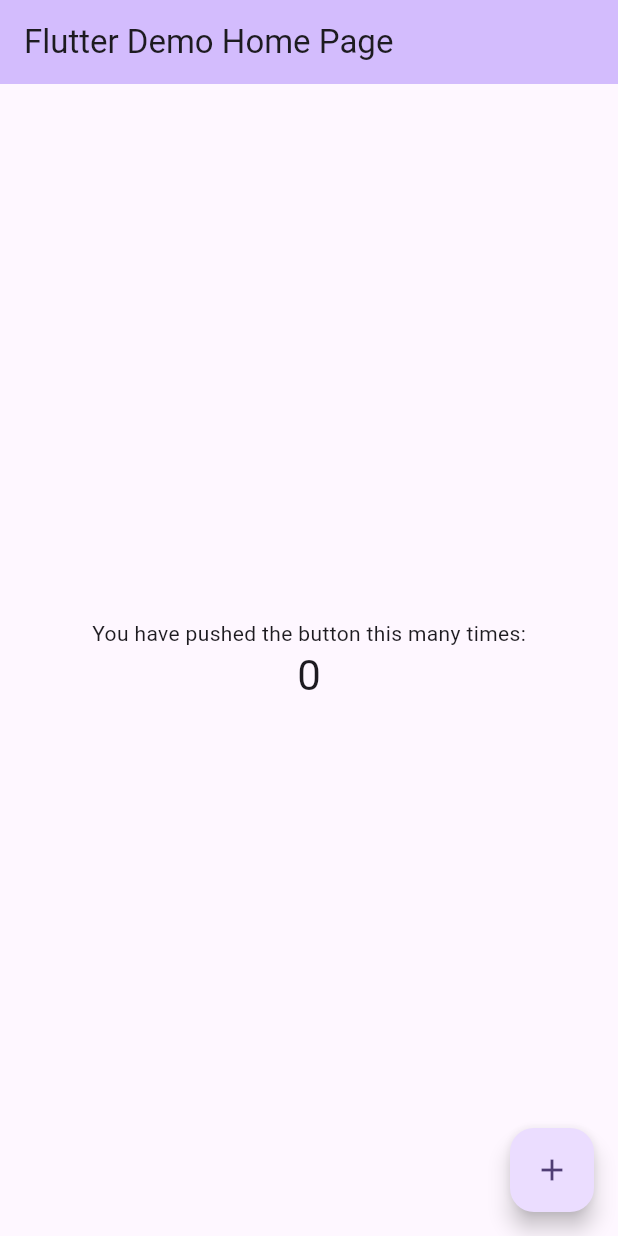
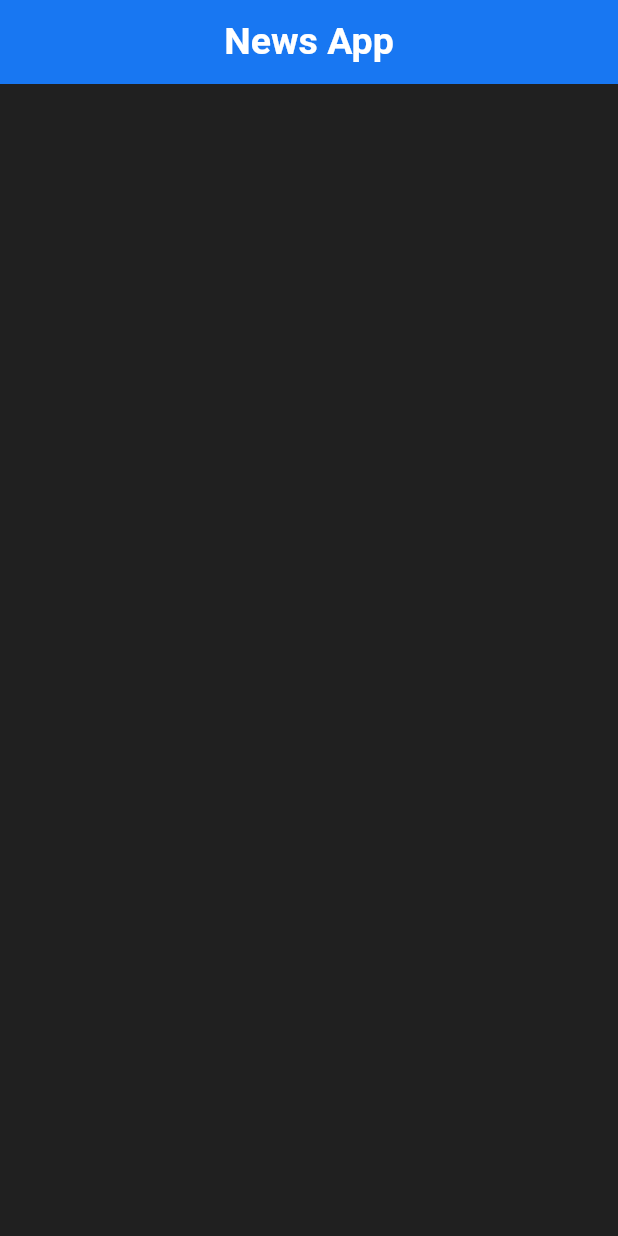
Before and after one commit to Mohamed-Essam-Mohamed/news-app-21, a Flutter app: the screen it shows after launch, on a phone screen of 412 x 824 dp. Run offline on Flutter 3.47's test engine with Material 3 defaults, Android fonts, the phone set to English and light mode, and no system bars.

Commit message:
finished home screen.

```diff
--- /dev/null
+++ b/lib/home_screen.dart
@@ -0,0 +1,24 @@
+import 'package:flutter/material.dart';
+
+class HomeScreen extends StatelessWidget {
+  const HomeScreen({super.key});
+
+  @override
+  Widget build(BuildContext context) {
+    return Scaffold(
+      backgroundColor: const Color(0xff202020),
+      appBar: AppBar(
+        title: const Text(
+          "News App",
+          style: TextStyle(
+            fontSize: 25,
+            fontWeight: FontWeight.bold,
+            color: Colors.white,
+          ),
+        ),
+        backgroundColor: const Color(0xff1877F2),
+        centerTitle: true,
+      ),
+    );
+  }
+}
--- a/lib/main.dart
+++ b/lib/main.dart
@@ -1,124 +1,18 @@
 import 'package:flutter/material.dart';
+import 'package:news_app/home_screen.dart';
 
 void main() {
-  runApp(const MyApp());
+  runApp(const NewsApp());
 }
 
-class MyApp extends StatelessWidget {
-  const MyApp({super.key});
-  // This widget is the root of your application.
+class NewsApp extends StatelessWidget {
+  const NewsApp({super.key});
+
   @override
   Widget build(BuildContext context) {
     return MaterialApp(
-      title: 'Flutter Demo',
-      theme: ThemeData(
-        // This is the theme of your application.
-        //
-        // TRY THIS: Try running your application with "flutter run". You'll see
-        // the application has a purple toolbar. Then, without quitting the app,
-        // try changing the seedColor in the colorScheme below to Colors.green
-        // and then invoke "hot reload" (save your changes or press the "hot
-        // reload" button in a Flutter-supported IDE, or press "r" if you used
-        // the command line to start the app).
-        //
-        // Notice that the counter didn't reset back to zero; the application
-        // state is not lost during the reload. To reset the state, use hot
-        // restart instead.
-        //
-        // This works for code too, not just values: Most code changes can be
-        // tested with just a hot reload.
-        colorScheme: ColorScheme.fromSeed(seedColor: Colors.deepPurple),
-        useMaterial3: true,
-      ),
-      home: const MyHomePage(title: 'Flutter Demo Home Page'),
+      debugShowCheckedModeBanner: false,
+      home: HomeScreen(),
     );
   }
 }
-
-class MyHomePage extends StatefulWidget {
-  const MyHomePage({super.key, required this.title});
-
-  // This widget is the home page of your application. It is stateful, meaning
-  // that it has a State object (defined below) that contains fields that affect
-  // how it looks.
-
-  // This class is the configuration for the state. It holds the values (in this
-  // case the title) provided by the parent (in this case the App widget) and
-  // used by the build method of the State. Fields in a Widget subclass are
-  // always marked "final".
-
-  final String title;
-
-  @override
-  State<MyHomePage> createState() => _MyHomePageState();
-}
-
-class _MyHomePageState extends State<MyHomePage> {
-  int _counter = 0;
-
-  void _incrementCounter() {
-    setState(() {
-      // This call to setState tells the Flutter framework that something has
-      // changed in this State, which causes it to rerun the build method below
-      // so that the display can reflect the updated values. If we changed
-      // _counter without calling setState(), then the build method would not be
-      // called again, and so nothing would appear to happen.
-      _counter++;
-    });
-  }
-
-  @override
-  Widget build(BuildContext context) {
-    // This method is rerun every time setState is called, for instance as done
-    // by the _incrementCounter method above.
-    //
-    // The Flutter framework has been optimized to make rerunning build methods
-    // fast, so that you can just rebuild anything that needs updating rather
-    // than having to individually change instances of widgets.
-    return Scaffold(
-      appBar: AppBar(
-        // TRY THIS: Try changing the color here to a specific color (to
-        // Colors.amber, perhaps?) and trigger a hot reload to see the AppBar
-        // change color while the other colors stay the same.
-        backgroundColor: Theme.of(context).colorScheme.inversePrimary,
-        // Here we take the value from the MyHomePage object that was created by
-        // the App.build method, and use it to set our appbar title.
-        title: Text(widget.title),
-      ),
-      body: Center(
-        // Center is a layout widget. It takes a single child and positions it
-        // in the middle of the parent.
-        child: Column(
-          // Column is also a layout widget. It takes a list of children and
-          // arranges them vertically. By default, it sizes itself to fit its
-          // children horizontally, and tries to be as tall as its parent.
-          //
-          // Column has various properties to control how it sizes itself and
-          // how it positions its children. Here we use mainAxisAlignment to
-          // center the children vertically; the main axis here is the vertical
-          // axis because Columns are vertical (the cross axis would be
-          // horizontal).
-          //
-          // TRY THIS: Invoke "debug painting" (choose the "Toggle Debug Paint"
-          // action in the IDE, or press "p" in the console), to see the
-          // wireframe for each widget.
-          mainAxisAlignment: MainAxisAlignment.center,
-          children: <Widget>[
-            const Text(
-              'You have pushed the button this many times:',
-            ),
-            Text(
-              '$_counter',
-              style: Theme.of(context).textTheme.headlineMedium,
-            ),
-          ],
-        ),
-      ),
-      floatingActionButton: FloatingActionButton(
-        onPressed: _incrementCounter,
-        tooltip: 'Increment',
-        child: const Icon(Icons.add),
-      ), // This trailing comma makes auto-formatting nicer for build methods.
-    );
-  }
-}
```
